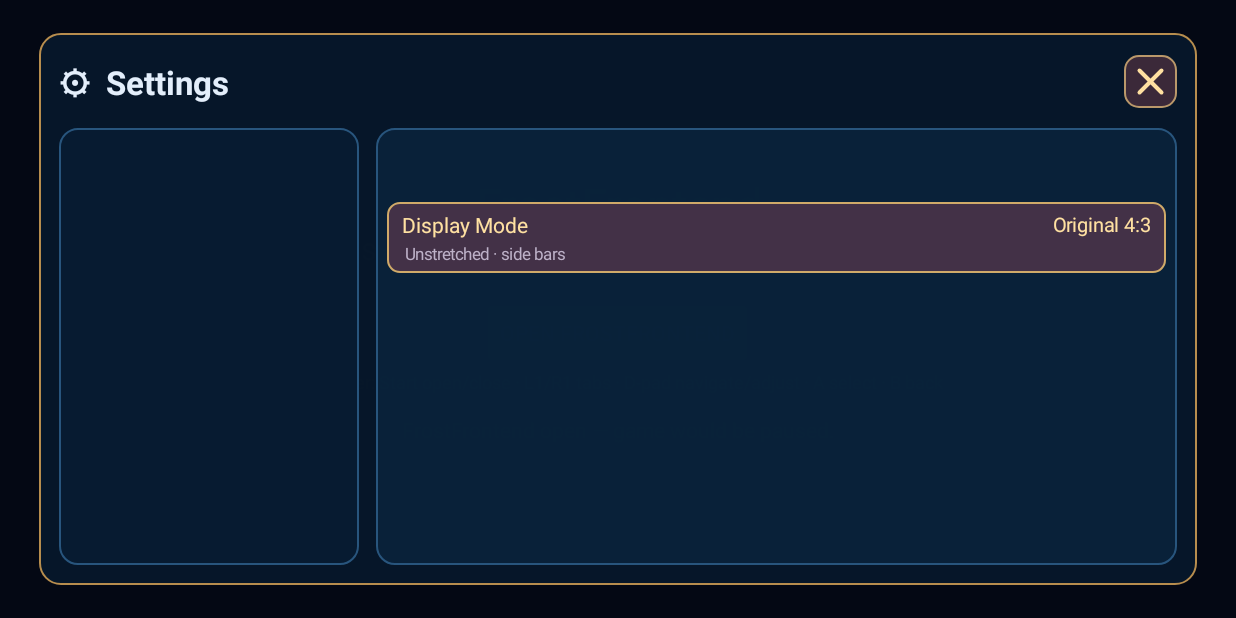
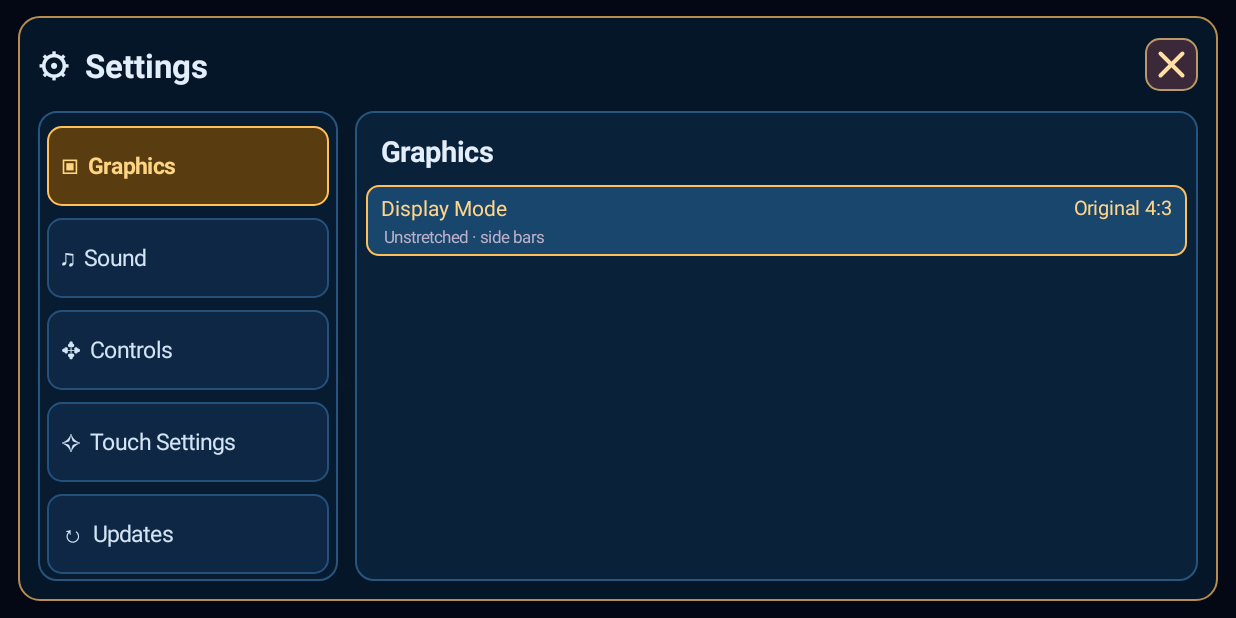
Before and after one commit to Frostie77/FrostFrontend, an Android app: the screen it shows after launch (DemoActivity), after a tap on "OPEN FROSTFRONTEND", on a phone screen of 824 x 412 dp (held sideways). Run offline under Robolectric (Android 15) with nearby library versions, the phone set to English and light mode, and no system bars.

Commit message:
Style six-section FrostFrontend sidebar and navy-gold option rows

```diff
--- a/frostfrontend/src/main/java/io/github/frostfrontend/FrostFrontendView.java
+++ b/frostfrontend/src/main/java/io/github/frostfrontend/FrostFrontendView.java
@@ -609,34 +609,45 @@ public final class FrostFrontendView extends FrameLayout {
     }
 
     private void renderTabs() {
+        if (sectionHeading != null) sectionHeading.setText(tabs.get(tabIndex).title);
         if (updateInfo != null) {
-            updateInfo.setVisibility("updates".equals(tabs.get(tabIndex).id)
-                ? VISIBLE : GONE);
+            updateInfo.setVisibility("updates".equals(tabs.get(tabIndex).id) ? VISIBLE : GONE);
             updateInfo.setText("Installed: " + installedVersion +
                 "\nLatest: " + latestVersion + "\n" + updateStatus);
         }
         tabStrip.removeAllViews();
         for (int i = 0; i < tabs.size(); i++) {
             final int index = i;
+            final boolean selected = i == tabIndex;
+            final Tab current = tabs.get(i);
+            String symbol;
+            switch (current.id) {
+                case "graphics": symbol = "▣"; break;
+                case "sound": symbol = "♫"; break;
+                case "controls": symbol = "✥"; break;
+                case "touch": symbol = "✧"; break;
+                case "saves": symbol = "▤"; break;
+                case "updates": symbol = "↻"; break;
+                default: symbol = "•"; break;
+            }
             TextView tab = new TextView(getContext());
-            tab.setText(tabs.get(i).title);
-            tab.setTextSize(18);
-            tab.setPadding(dp(4), dp(1), dp(4), dp(1));
+            tab.setText(symbol + "  " + current.title);
+            tab.setTextSize(15);
+            tab.setPadding(dp(9), dp(9), dp(5), dp(9));
+            tab.setGravity(Gravity.CENTER_VERTICAL | Gravity.START);
+            tab.setTypeface(android.graphics.Typeface.DEFAULT,
+                    selected ? android.graphics.Typeface.BOLD : android.graphics.Typeface.NORMAL);
+            tab.setTextColor(selected ? 0xFFFFD584 : 0xFFD3E4F4);
+            tab.setBackground(background(selected ? 0xFF5A3C11 : NORMAL,
+                    selected ? GOLD : 0xFF24517C, 9));
             tab.setSingleLine(true);
             tab.setEllipsize(TextUtils.TruncateAt.END);
-            tab.setGravity(Gravity.CENTER);
-            tab.setTypeface(android.graphics.Typeface.DEFAULT,
-                android.graphics.Typeface.BOLD);
-            tab.setTextColor(i == tabIndex ? 0xFFFFDFA2 : 0xFFDDD6E0);
-            tab.setBackground(background(i == tabIndex ? SELECTED : NORMAL,
-                i == tabIndex ? 0xFFD0AA69 : 0xFF564761, 9));
-            tab.setContentDescription(tabs.get(i).title + " settings");
+            tab.setContentDescription(current.title + " settings");
             tab.setOnClickListener(v -> {
                 if (captureListener == null && unmappedWarningLayer == null) selectTab(index);
             });
-            LinearLayout.LayoutParams params =
-                new LinearLayout.LayoutParams(0, -1, 1f);
-            if (i > 0) params.leftMargin = dp(6);
+            LinearLayout.LayoutParams params = new LinearLayout.LayoutParams(-1, dp(53));
+            params.bottomMargin = dp(8);
             tabStrip.addView(tab, params);
         }
     }
@@ -760,8 +771,8 @@ public final class FrostFrontendView extends FrameLayout {
         int w = getWidth() > 0 ? getWidth() : getResources().getDisplayMetrics().widthPixels;
         int h = getHeight() > 0 ? getHeight() : getResources().getDisplayMetrics().heightPixels;
         FrameLayout.LayoutParams params = (FrameLayout.LayoutParams) panel.getLayoutParams();
-        params.width = Math.max(1, Math.min(dp(820), w - dp(52)));
-        params.height = Math.max(1, Math.min(dp(600), h - dp(44)));
+        params.width = Math.max(1, Math.min(dp(950), w - dp(24)));
+        params.height = Math.max(1, Math.min(dp(600), h - dp(22)));
         panel.setLayoutParams(params);
     }
 
@@ -868,13 +879,13 @@ private final class WarningOptionRow extends TextView {
         }
 
         void setHighlighted(boolean selected) {
-            nameView.setTextColor(selected ? 0xFFFFE1A2 : 0xFFECE7EF);
-            valueView.setTextColor(selected ? 0xFFFFE1A2 : 0xFFE0CCAA);
+            nameView.setTextColor(selected ? 0xFFFFD58B : 0xFFE1EFFB);
+            valueView.setTextColor(selected ? 0xFFFFD58B : 0xFFC3D8EB);
             detailView.setVisibility(selected && !details.isEmpty()
                 ? View.VISIBLE : View.GONE);
             setBackground(background(
-                selected ? 0xFF433147 : 0x55201A26,
-                selected ? 0xFFD0AA69 : 0x00000000, 8));
+                selected ? 0xFF18466D : 0xB00B2742,
+                selected ? 0xFFFFBF59 : 0xFF1E496E, 8));
         }
     }
 
```
